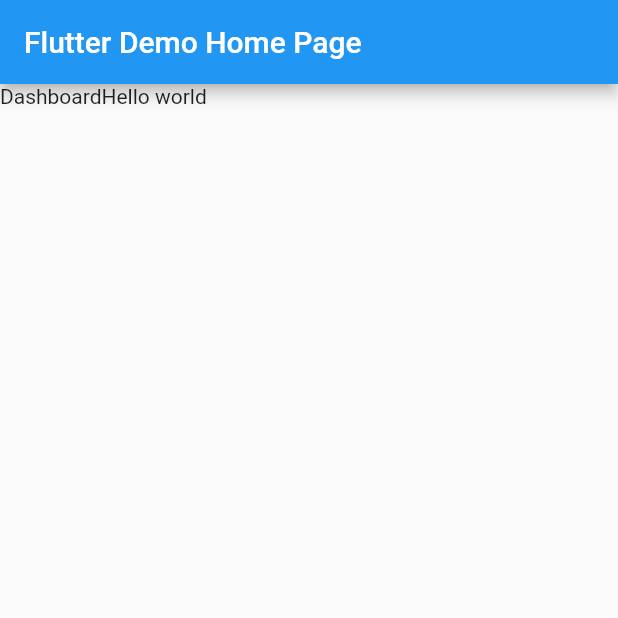
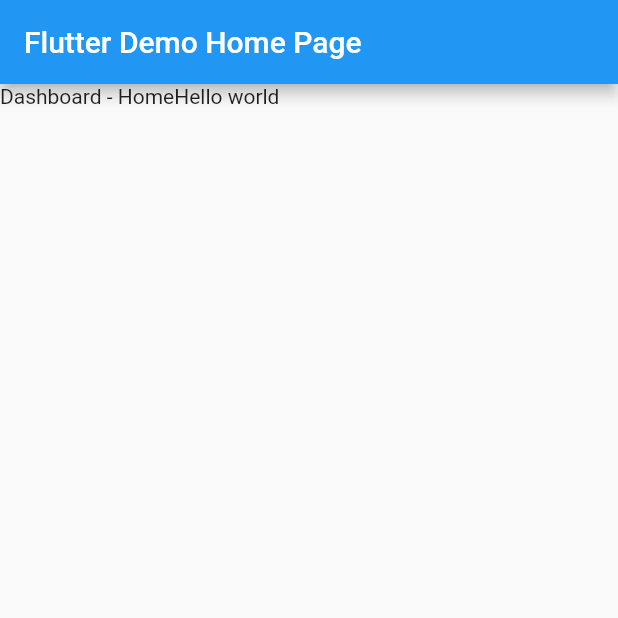
Before and after one commit to raintysquaredemo/dashboard-app, a Flutter app: the screen it shows after launch, on a phone screen of 412 x 824 dp, the top half of it. Run offline on Flutter 3.47's test engine with Material 2 defaults, Android fonts, the phone set to English and light mode, and no system bars.

Commit message:
Add -home

```diff
--- a/lib/main.dart
+++ b/lib/main.dart
@@ -80,7 +80,7 @@ class _MyHomePageState extends State<MyHomePage> {
           children: [
             Row(
               children: [
-                Text('Dashboard'),
+                Text('Dashboard - Home'),
 		Text('Hello world'),
               ],
             )
```
